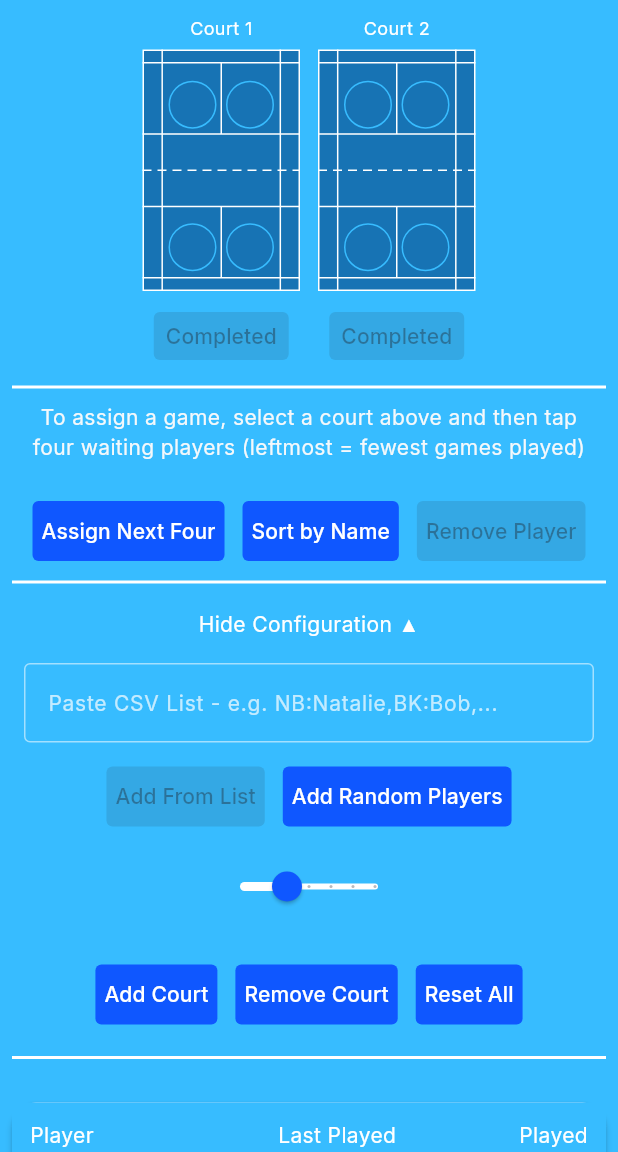
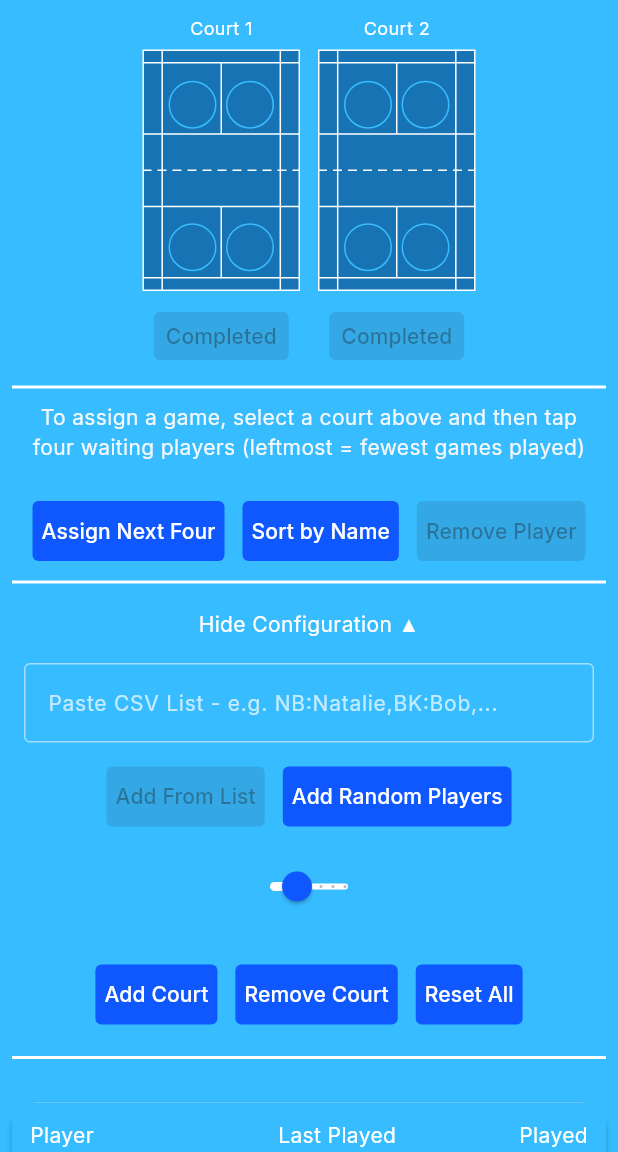
Before and after one commit to alan-s/badminton-match-scheduler, a Flutter app: the screen it shows after launch, after a tap on "Sort by Name", after a tap on "Sort by Games Played", after a tap on "Show Configuration ▼", on a phone screen of 412 x 824 dp, the part 84-1236 px from its top. Run offline on Flutter 3.47's test engine with Material 3 defaults, Android fonts, the phone set to English and light mode, and no system bars; our stand-ins replace google_fonts, web.

Commit message:
Reduce slider size

```diff
--- a/lib/main.dart
+++ b/lib/main.dart
@@ -612,7 +612,7 @@ class _SchedulerState extends State<Scheduler> {
                 child: const Text("Add Random Players"),
               ),
               SizedBox(
-                width: 140,
+                width: 100,
                 child: Column(
                   children: [
                     SliderTheme(
```
Also changed, not shown: 3 other files.
